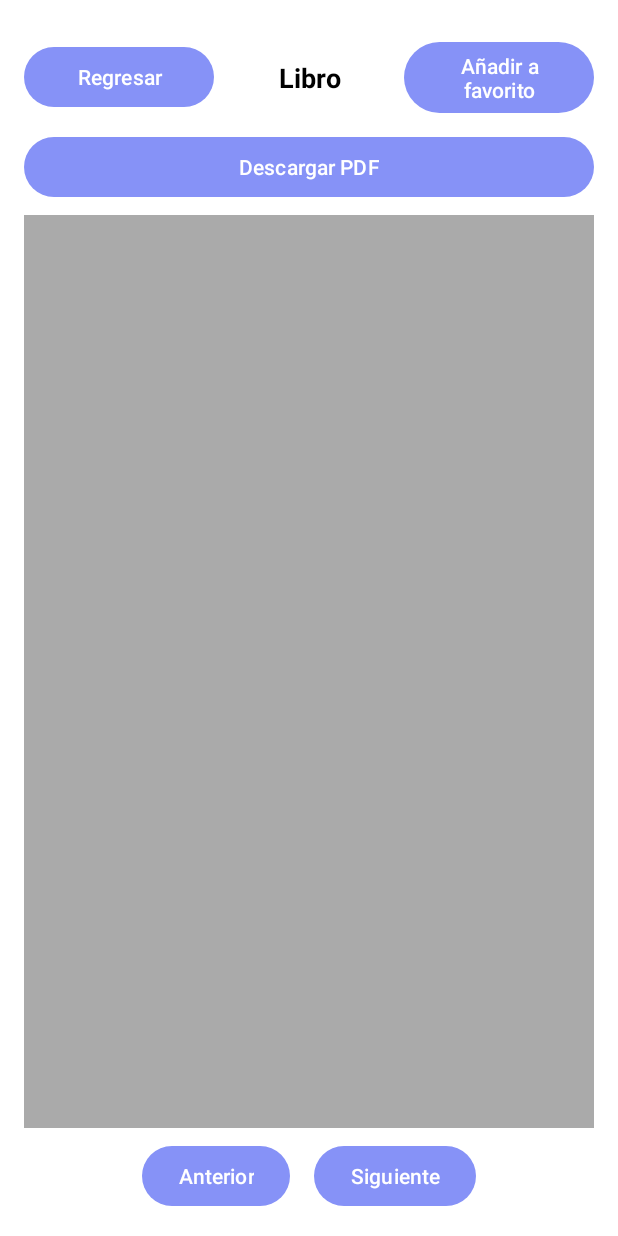
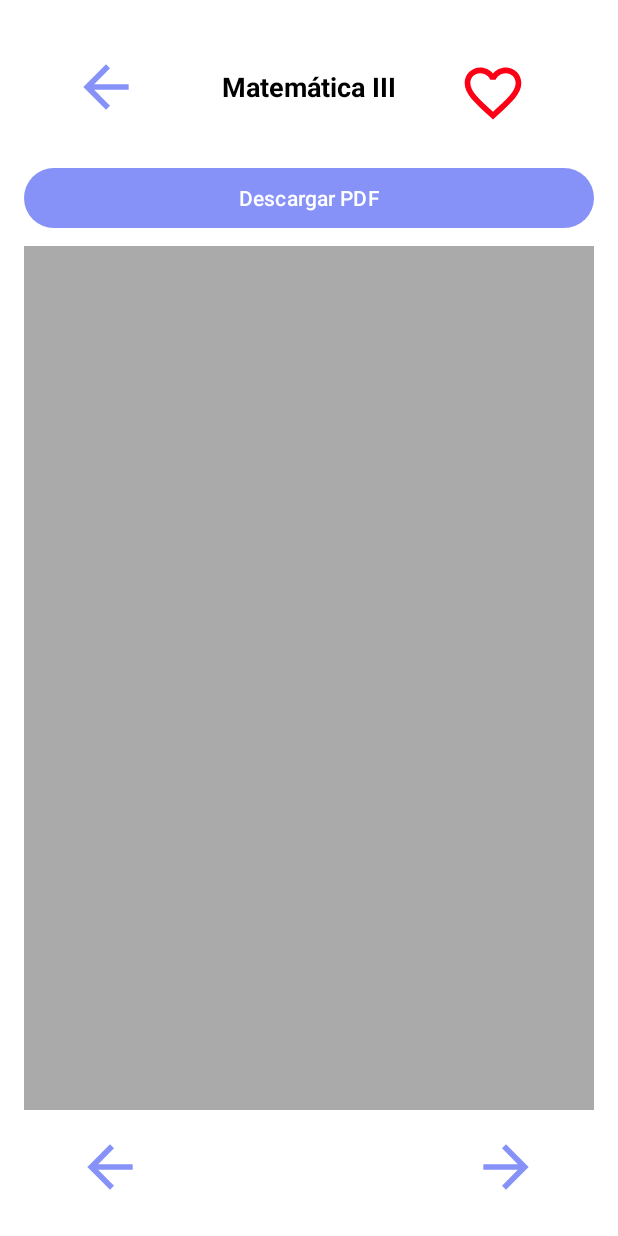
Before and after one commit to EmilioHernandez2024/Biblioteca, an Android app: the layout fragment_detalle_libro.xml on its own in the app's theme, with its tools: preview values and no code run, on a phone screen of 412 x 824 dp. Run offline under Robolectric (Android 15) with nearby library versions, the phone set to English and light mode, and no system bars; network calls fail.

Commit message:
VERSION 1.6.4

```diff
--- a/app/build.gradle.kts
+++ b/app/build.gradle.kts
@@ -45,7 +45,6 @@ dependencies {
     implementation(libs.androidx.activity)
     implementation(libs.androidx.constraintlayout)
 
-
     testImplementation(libs.junit)
     androidTestImplementation(libs.androidx.junit)
     androidTestImplementation(libs.androidx.espresso.core)
--- a/app/src/main/java/com/example/biblioteca/fragment/FragmentBuscar.kt
+++ b/app/src/main/java/com/example/biblioteca/fragment/FragmentBuscar.kt
@@ -52,7 +52,7 @@ class FragmentBuscar : Fragment(R.layout.fragment_buscar) {
         })
     }
 
-    // ✅ Esta función elimina acentos y pone todo en minúscula para comparar mejor
+    /* Esta función elimina acentos y pone  */
     private fun normalizarTexto(texto: String): String {
         return Normalizer.normalize(texto.lowercase(), Normalizer.Form.NFD)
             .replace(Regex("\\p{InCombiningDiacriticalMarks}+"), "")
--- /dev/null
+++ b/app/src/main/res/drawable/adelante.xml
@@ -0,0 +1,5 @@
+<vector xmlns:android="http://schemas.android.com/apk/res/android" android:autoMirrored="true" android:height="45dp" android:tint="#8692F7" android:viewportHeight="24" android:viewportWidth="24" android:width="45dp">
+
+    <path android:fillColor="@android:color/white" android:pathData="M12,4l-1.41,1.41L16.17,11H4v2h12.17l-5.58,5.59L12,20l8,-8z"/>
+
+</vector>
--- /dev/null
+++ b/app/src/main/res/drawable/favorito.xml
@@ -0,0 +1,5 @@
+<vector xmlns:android="http://schemas.android.com/apk/res/android" android:height="45dp" android:tint="#FD0001" android:viewportHeight="24" android:viewportWidth="24" android:width="45dp">
+
+    <path android:fillColor="@android:color/white" android:pathData="M12,21.35l-1.45,-1.32C5.4,15.36 2,12.28 2,8.5 2,5.42 4.42,3 7.5,3c1.74,0 3.41,0.81 4.5,2.09C13.09,3.81 14.76,3 16.5,3 19.58,3 22,5.42 22,8.5c0,3.78 -3.4,6.86 -8.55,11.54L12,21.35z"/>
+
+</vector>
--- /dev/null
+++ b/app/src/main/res/drawable/regresar.xml
@@ -0,0 +1,5 @@
+<vector xmlns:android="http://schemas.android.com/apk/res/android" android:autoMirrored="true" android:height="45dp" android:tint="#8692F7" android:viewportHeight="24" android:viewportWidth="24" android:width="45dp">
+
+    <path android:fillColor="@android:color/white" android:pathData="M20,11H7.83l5.59,-5.59L12,4l-8,8 8,8 1.41,-1.41L7.83,13H20v-2z"/>
+
+</vector>
--- /dev/null
+++ b/app/src/main/res/drawable/unfavorito.xml
@@ -0,0 +1,5 @@
+<vector xmlns:android="http://schemas.android.com/apk/res/android" android:height="45dp" android:tint="#FD0015" android:viewportHeight="24" android:viewportWidth="24" android:width="45dp">
+
+    <path android:fillColor="@android:color/white" android:pathData="M16.5,3c-1.74,0 -3.41,0.81 -4.5,2.09C10.91,3.81 9.24,3 7.5,3 4.42,3 2,5.42 2,8.5c0,3.78 3.4,6.86 8.55,11.54L12,21.35l1.45,-1.32C18.6,15.36 22,12.28 22,8.5 22,5.42 19.58,3 16.5,3zM12.1,18.55l-0.1,0.1 -0.1,-0.1C7.14,14.24 4,11.39 4,8.5 4,6.5 5.5,5 7.5,5c1.54,0 3.04,0.99 3.57,2.36h1.87C13.46,5.99 14.96,5 16.5,5c2,0 3.5,1.5 3.5,3.5 0,2.89 -3.14,5.74 -7.9,10.05z"/>
+
+</vector>
--- a/app/src/main/res/layout/fragment_detalle_libro.xml
+++ b/app/src/main/res/layout/fragment_detalle_libro.xml
@@ -8,48 +8,64 @@
 
     <LinearLayout
         android:layout_width="match_parent"
-        android:layout_height="wrap_content"
+        android:layout_height="84dp"
+        android:gravity="center_vertical"
         android:orientation="horizontal"
-        android:gravity="center_vertical"
-        android:layout_marginTop="8dp"
-        android:weightSum="3">
+        android:padding="16dp">
 
         <Button
             android:id="@+id/btnRegresar"
-            android:layout_width="0dp"
-            android:layout_weight="1"
-            android:layout_height="wrap_content"
-            android:text="Regresar" />
+            android:layout_width="90dp"
+            android:layout_height="60dp"
+            android:background="?android:attr/selectableItemBackgroundBorderless"
+            android:drawableLeft="@drawable/regresar"
+            android:drawablePadding="8dp"
+            android:minWidth="0dp"
+            android:minHeight="0dp"
+            android:padding="16dp"
+            android:text="" />
 
         <TextView
             android:id="@+id/tvTituloLibro"
             android:layout_width="0dp"
+            android:layout_height="wrap_content"
             android:layout_weight="1"
-            android:layout_height="wrap_content"
-            android:text="Libro"
+            android:text="Matemática III"
             android:textAlignment="center"
             android:textSize="18sp"
             android:textStyle="bold" />
 
         <LinearLayout
-            android:layout_width="0dp"
-            android:layout_weight="1"
+            android:layout_width="wrap_content"
             android:layout_height="wrap_content"
-            android:orientation="vertical">
+            android:orientation="horizontal">
+
+            <Button
+                android:id="@+id/btnQuitarFavorito"
+                android:layout_width="90dp"
+                android:layout_height="60dp"
+                android:background="?android:attr/selectableItemBackgroundBorderless"
+                android:drawableLeft="@drawable/favorito"
+                android:drawablePadding="8dp"
+                android:minWidth="0dp"
+                android:minHeight="0dp"
+                android:padding="16dp"
+                android:text=""
+                android:visibility="gone" />
 
             <Button
                 android:id="@+id/btnFavorito"
-                android:layout_width="match_parent"
-                android:layout_height="wrap_content"
-                android:text="Añadir a favorito" />
+                android:layout_width="90dp"
+                android:layout_height="60dp"
+                android:background="?android:attr/selectableItemBackgroundBorderless"
+                android:drawableLeft="@drawable/unfavorito"
+                android:drawablePadding="8dp"
+                android:minWidth="0dp"
+                android:minHeight="0dp"
+                android:padding="16dp"
 
-            <Button
-                android:id="@+id/btnQuitarFavorito"
-                android:layout_width="match_parent"
-                android:layout_height="wrap_content"
-                android:text="Quitar de favorito"
-                android:backgroundTint="#ff0000"
-                android:visibility="gone" />
+                android:text="" />
+
         </LinearLayout>
     </LinearLayout>
 
@@ -60,34 +76,49 @@
         android:layout_marginTop="8dp"
         android:text="Descargar PDF" />
 
-    <ImageView
+    <com.example.biblioteca.utils.ZoomableImageView
         android:id="@+id/imageViewPDF"
         android:layout_width="match_parent"
         android:layout_height="0dp"
         android:layout_weight="1"
-        android:scaleType="fitCenter"
         android:adjustViewBounds="true"
         android:layout_marginTop="8dp"
-        android:background="@android:color/darker_gray" />
+        android:background="@android:color/darker_gray"
+        android:contentDescription="PDF page"
+        android:scaleType="matrix" />
 
     <LinearLayout
         android:layout_width="match_parent"
         android:layout_height="wrap_content"
         android:orientation="horizontal"
         android:gravity="center"
-        android:layout_marginTop="8dp">
+        android:layout_marginTop="8dp"
+        >
 
         <Button
             android:id="@+id/btnAnterior"
-            android:layout_width="wrap_content"
-            android:layout_height="wrap_content"
-            android:text="Anterior" />
+            android:layout_width="90dp"
+            android:layout_height="60dp"
+            android:background="?android:attr/selectableItemBackgroundBorderless"
+            android:drawableLeft="@drawable/regresar"
+            android:drawablePadding="8dp"
+            android:minWidth="10dp"
+            android:minHeight="0dp"
+            android:padding="16dp"
+            android:layout_marginEnd="160dp"
+            android:text=""  />
 
         <Button
             android:id="@+id/btnSiguiente"
-            android:layout_width="wrap_content"
-            android:layout_height="wrap_content"
-            android:text="Siguiente"
-            android:layout_marginStart="16dp" />
+            android:layout_width="90dp"
+            android:layout_height="60dp"
+            android:background="?android:attr/selectableItemBackgroundBorderless"
+            android:drawableLeft="@drawable/adelante"
+            android:drawablePadding="8dp"
+            android:minWidth="0dp"
+            android:minHeight="0dp"
+            android:padding="30dp"
+            android:layout_marginEnd="2dp"
+            android:text=""/>
     </LinearLayout>
 </LinearLayout>
```
Also changed, not shown: app/src/main/AndroidManifest.xml (+8 -3 lines), app/src/main/java/com/example/biblioteca/MainActivity.kt (+4 -3 lines), app/src/main/java/com/example/biblioteca/fragment/FragmentDetalleLibro.kt (+10 -2 lines), app/src/main/java/com/example/biblioteca/utils/ZoomableImageView.kt (added, +166 -0 lines), 2 other files.
